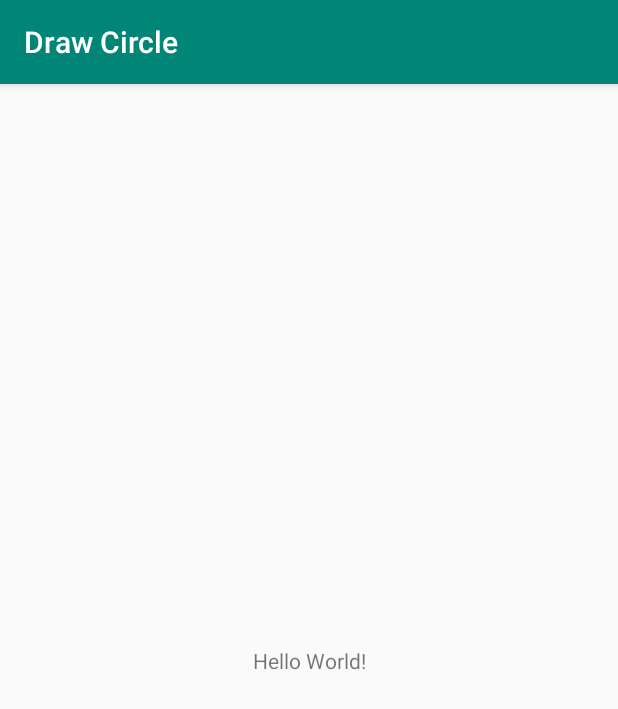
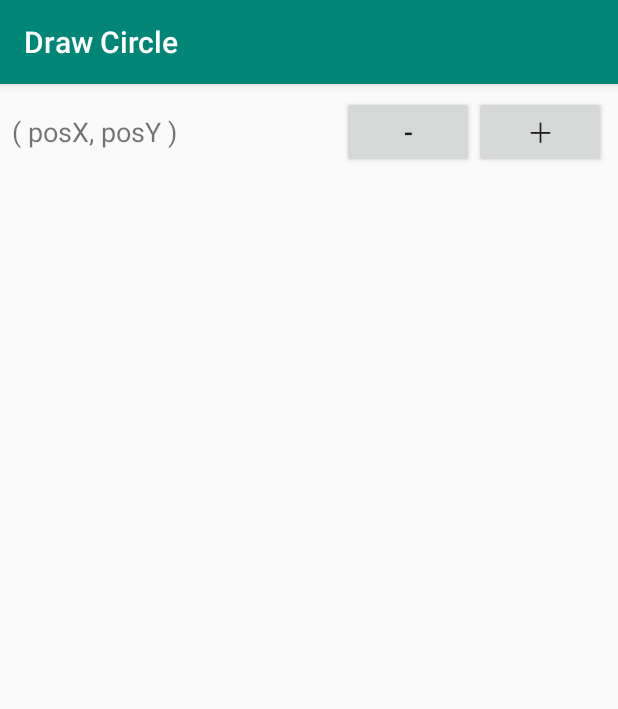
Before and after one commit to stplum/DrawCircle, an Android app: the screen it shows after launch (MainActivity), on a phone screen of 412 x 824 dp. Shown: the top 709 px of the screen. Run offline under Robolectric (Android 15) with nearby library versions, the phone set to English and light mode, and no system bars.

Commit message:
サークルサイズ変更機能の追加

```diff
--- a/app/src/main/res/layout/activity_main.xml
+++ b/app/src/main/res/layout/activity_main.xml
@@ -20,12 +20,33 @@
         app:layout_constraintVertical_bias="0.0" />
 
     <TextView
+        android:id="@+id/coordinateLabel"
         android:layout_width="wrap_content"
         android:layout_height="wrap_content"
-        android:text="Hello World!"
-        app:layout_constraintBottom_toBottomOf="parent"
-        app:layout_constraintLeft_toLeftOf="parent"
-        app:layout_constraintRight_toRightOf="parent"
+        android:layout_marginStart="8dp"
+        android:text="@string/coordinate"
+        android:textSize="18sp"
+        app:layout_constraintBaseline_toBaselineOf="@+id/minusButton"
+        app:layout_constraintStart_toStartOf="parent" />
+
+    <Button
+        android:id="@+id/minusButton"
+        android:layout_width="wrap_content"
+        android:layout_height="wrap_content"
+        android:text="@string/minus"
+        android:textSize="18sp"
+        app:layout_constraintEnd_toStartOf="@+id/plusButton"
+        app:layout_constraintTop_toTopOf="@+id/plusButton" />
+
+    <Button
+        android:id="@+id/plusButton"
+        android:layout_width="wrap_content"
+        android:layout_height="wrap_content"
+        android:layout_marginTop="8dp"
+        android:layout_marginEnd="8dp"
+        android:text="@string/plus"
+        android:textSize="18sp"
+        app:layout_constraintEnd_toEndOf="parent"
         app:layout_constraintTop_toTopOf="parent" />
 
 </androidx.constraintlayout.widget.ConstraintLayout>
--- a/app/src/main/res/values/strings.xml
+++ b/app/src/main/res/values/strings.xml
@@ -1,3 +1,6 @@
 <resources>
     <string name="app_name">Draw Circle</string>
+    <string name="coordinate">( posX, posY )</string>
+    <string name="plus">＋</string>
+    <string name="minus">‐</string>
 </resources>
```
Also changed, not shown: app/src/main/java/com/example/drawcircle/MainActivity.kt (+16 -2 lines), app/src/main/java/com/example/drawcircle/MyView.kt (+10 -1 lines).
